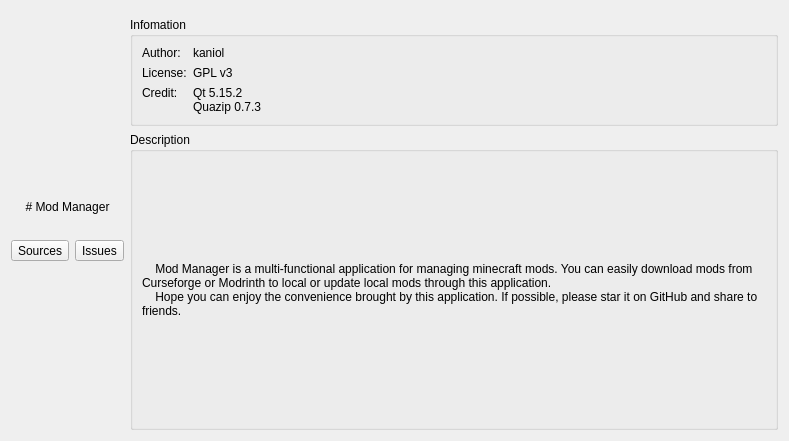
kaniol-lck/modmanager, file src/ui/aboutdialog.ui: the form before one commit.
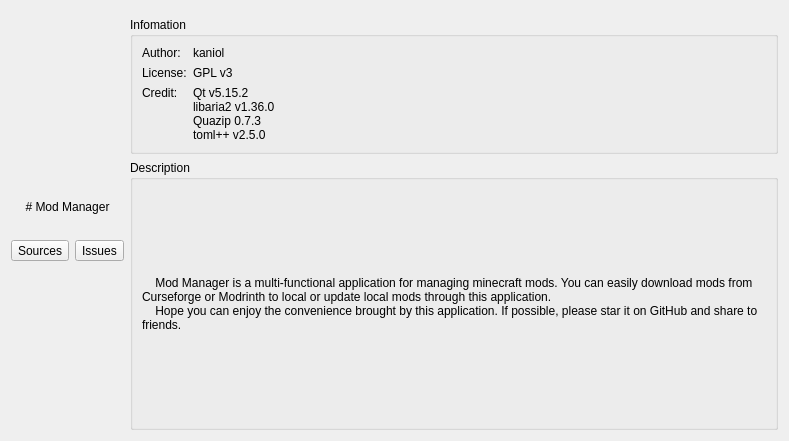
The form after the commit. Icons and pictures are not drawn.

```diff
--- a/src/ui/aboutdialog.ui
+++ b/src/ui/aboutdialog.ui
@@ -66,8 +66,10 @@
         <item row="2" column="1">
          <widget class="QLabel" name="label_9">
           <property name="text">
-           <string notr="true">Qt 5.15.2
-Quazip 0.7.3</string>
+           <string notr="true">Qt v5.15.2
+libaria2 v1.36.0
+Quazip 0.7.3
+toml++ v2.5.0</string>
           </property>
          </widget>
         </item>
```
